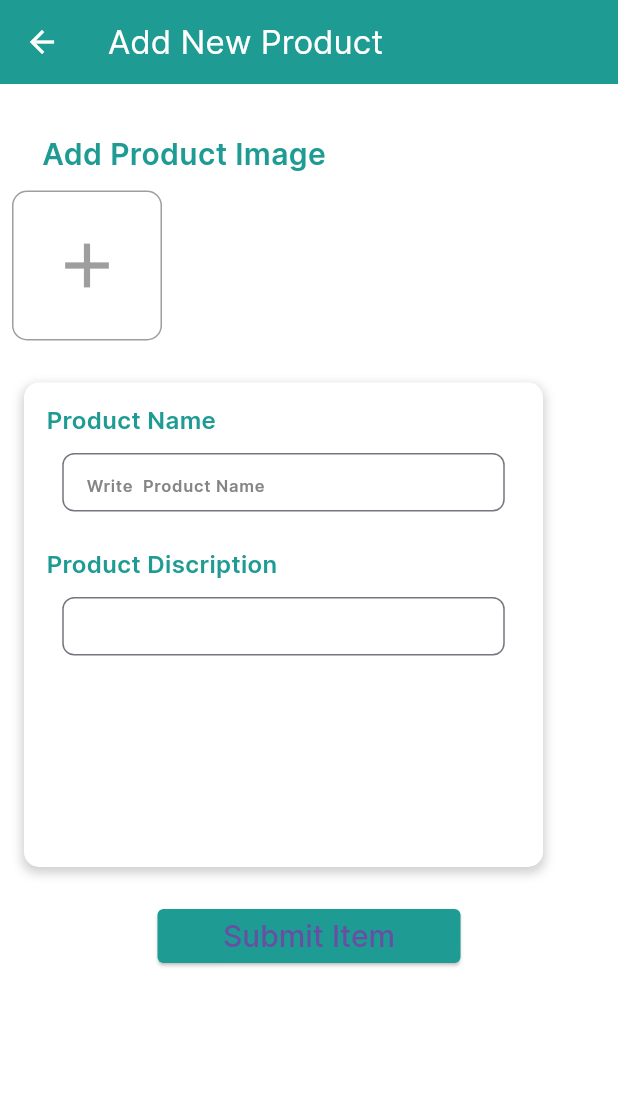
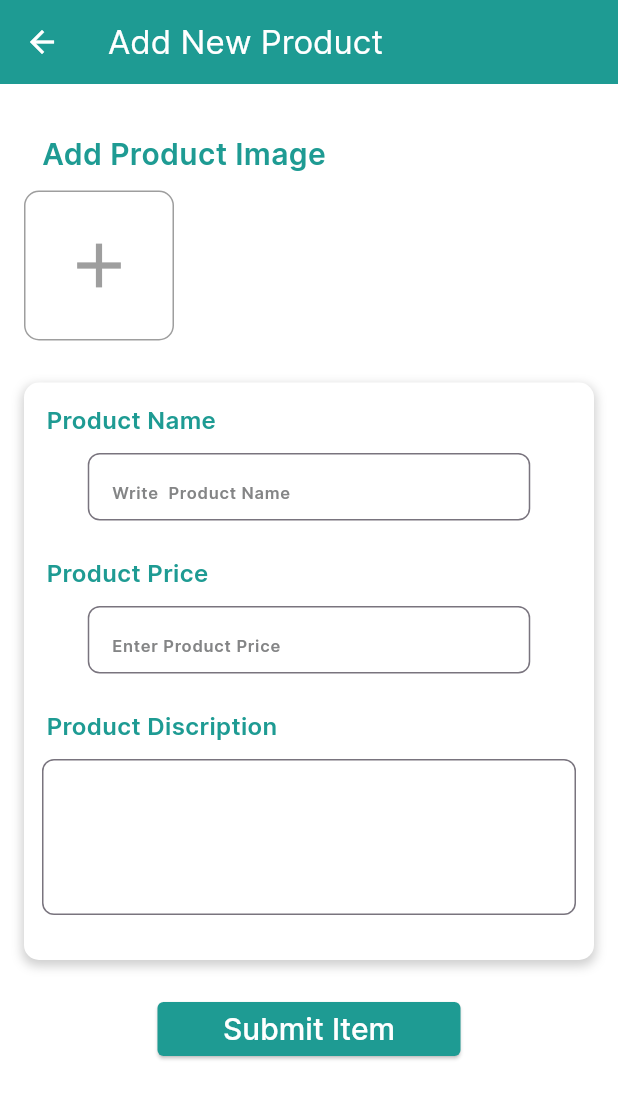
Before and after one commit to AbdulRehman028/anbar_supliar, a Flutter app: the AddNewItemScreen screen opened directly, on a phone screen of 412 x 824 dp. Shown: the top 1099 px of the screen. Run offline on Flutter 3.47's test engine with Material 3 defaults, Android fonts, the phone set to English and light mode, and no system bars; our stand-ins replace cloud_firestore, firebase_auth, firebase_core, get, image_picker; missing offline and left inert: r_dotted_line_border; accounts and stored records are empty.

```diff
--- a/lib/Models/Inventory_Model/inventory_model_class.dart
+++ b/lib/Models/Inventory_Model/inventory_model_class.dart
@@ -4,13 +4,15 @@ class InventoryItem {
   final String id;
   final String title;
   final String description;
-  final String imageUrl;
+  final String imageUrl; // This will be a base64 encoded string
+  final double price; // Add price field
 
   InventoryItem({
     required this.id,
     required this.title,
     required this.description,
     required this.imageUrl,
+    required this.price,
   });
 
   factory InventoryItem.fromFirestore(DocumentSnapshot doc) {
@@ -20,6 +22,7 @@ class InventoryItem {
       title: data['title'] ?? '',
       description: data['description'] ?? '',
       imageUrl: data['imageUrl'] ?? '',
+      price: data['price'] != null ? (data['price'] as num).toDouble() : 0.0, // Handle price field
     );
   }
 
@@ -28,6 +31,7 @@ class InventoryItem {
       'title': title,
       'description': description,
       'imageUrl': imageUrl,
+      'price': price, // Handle price field
     };
   }
 }
--- a/lib/consts/images.dart
+++ b/lib/consts/images.dart
@@ -1,6 +1,6 @@
 
 const imgLogo = "assets/images/logo.png";
-const imgLogo2 = "assets/images/logo2.png";
+const imgLogo2 = "assets/images/imganbarlogo.png";
 const imgtechnician = "assets/images/technician.png";
 const imgAnbarTitleCl = "assets/images/AnbarTitle.png";
 const imgVerify = "assets/images/verification.png";
--- a/lib/consts/strings.dart
+++ b/lib/consts/strings.dart
@@ -97,5 +97,7 @@ const addProductImage = "Add Product Image",
     addNewProduct = "Add New Product",
     editProduct = "Edit Product",
     productName = "Product Name",
+    productPrice = "Product Price",
+    enterProductPrice = "Enter Product Price",
     writeProductName = "Write  Product Name",
     productDiscription = "Product Discription";
--- a/lib/views/Inventory_screen/add_new_item_screen.dart
+++ b/lib/views/Inventory_screen/add_new_item_screen.dart
@@ -18,6 +18,7 @@ class AddNewItemScreen extends StatefulWidget {
 class _AddNewItemScreenState extends State<AddNewItemScreen> {
   final TextEditingController _nameController = TextEditingController();
   final TextEditingController _descriptionController = TextEditingController();
+  final TextEditingController _priceController = TextEditingController(); // Add price controller
   File? _image;
   final picker = ImagePicker();
   bool isEditing = false;
@@ -29,7 +30,7 @@ class _AddNewItemScreenState extends State<AddNewItemScreen> {
       isEditing = true;
       _nameController.text = widget.item!.title;
       _descriptionController.text = widget.item!.description;
-      // Load the image if needed
+      _priceController.text = widget.item!.price.toString(); // Initialize price field
     }
   }
 
@@ -69,6 +70,7 @@ class _AddNewItemScreenState extends State<AddNewItemScreen> {
         title: _nameController.text,
         description: _descriptionController.text,
         imageUrl: imageUrl,
+        price: double.parse(_priceController.text), // Handle price field
       );
 
       if (isEditing) {
@@ -106,7 +108,7 @@ class _AddNewItemScreenState extends State<AddNewItemScreen> {
       backgroundColor: whiteColor,
       appBar: AppBar(
         backgroundColor: primaryColor,
-        iconTheme: const IconThemeData(color: Colors.white),
+        iconTheme: const IconThemeData(color: whiteColor),
         title: Text(isEditing ? editProduct : addNewProduct,
             style: const TextStyle(color: whiteColor)),
       ),
@@ -129,6 +131,8 @@ class _AddNewItemScreenState extends State<AddNewItemScreen> {
                 children: [
                   GestureDetector(
                     onTap: getImage,
+                    child: Padding(
+                      padding: const EdgeInsets.symmetric(horizontal: 8.0),
                       child: Container(
                         height: 100,
                         width: 100,
@@ -136,8 +140,8 @@ class _AddNewItemScreenState extends State<AddNewItemScreen> {
                           border: Border.all(color: Colors.grey),
                           borderRadius: BorderRadius.circular(10),
                         ),
-                      child:
-                          const Icon(Icons.add, size: 50, color: Colors.grey),
+                        child: const Icon(Icons.add, size: 50, color: Colors.grey),
+                      ),
                     ),
                   ),
                   const SizedBox(width: 10),
@@ -161,11 +165,9 @@ class _AddNewItemScreenState extends State<AddNewItemScreen> {
               const SizedBox(height: 20),
               Padding(
                 padding: const EdgeInsets.all(8.0),
-                  child: Container(
-                      width: 346,
-                      height: 323,
+                child: Container( // Adjust the height to accommodate the price field
                   decoration: BoxDecoration(
-                        color: Colors.white,
+                    color: whiteColor,
                     borderRadius: BorderRadius.circular(10),
                     boxShadow: [
                       BoxShadow(
@@ -179,7 +181,7 @@ class _AddNewItemScreenState extends State<AddNewItemScreen> {
                   child: Column(
                     children: [
                       const Padding(
-                            padding: EdgeInsets.only(top: 14.0,left: 15.0),
+                        padding: EdgeInsets.only(top: 14.0, left: 15.0),
                         child: Align(
                           alignment: Alignment.topLeft,
                           child: Text(
@@ -191,19 +193,17 @@ class _AddNewItemScreenState extends State<AddNewItemScreen> {
                           ),
                         ),
                       ),
-                          const SizedBox(
-                            height: 10,
-                          ),
+                      const SizedBox(height: 10),
                       SizedBox(
                         width: 319,
-                            height: 39,
+                        height: 45,
                         child: Padding(
                           padding: const EdgeInsets.symmetric(horizontal: 12.0),
                           child: TextField(
                             controller: _nameController,
                             decoration: InputDecoration(
-                                  hintText: 'Write  Product Name',
-                                  hintStyle : const TextStyle(
+                              hintText: writeProductName,
+                              hintStyle: const TextStyle(
                                   fontSize: 11,
                                   fontFamily: semibold,
                                   color: lightHintGreyColor),
@@ -213,14 +213,56 @@ class _AddNewItemScreenState extends State<AddNewItemScreen> {
                               ),
                               focusedBorder: OutlineInputBorder(
                                 borderRadius: BorderRadius.circular(8),
-                                    borderSide: const BorderSide(color: primaryColor),),
+                                borderSide: const BorderSide(color: primaryColor),
+                              ),
                             ),
                           ),
                         ),
                       ),
                       const SizedBox(height: 10),
                       const Padding(
-                            padding: EdgeInsets.only(top: 14.0,left: 15.0),
+                        padding: EdgeInsets.only(top: 14.0, left: 15.0),
+                        child: Align(
+                          alignment: Alignment.topLeft,
+                          child: Text(
+                            productPrice,
+                            style: TextStyle(
+                                fontSize: 16,
+                                fontFamily: semibold,
+                                color: primaryColor),
+                          ),
+                        ),
+                      ),
+                      const SizedBox(height: 10),
+                      SizedBox(
+                        width: 319,
+                        height: 45,
+                        child: Padding(
+                          padding: const EdgeInsets.symmetric(horizontal: 12.0),
+                          child: TextField(
+                            controller: _priceController, // Add price field
+                            decoration: InputDecoration(
+                              hintText: 'Enter Product Price',
+                              hintStyle: const TextStyle(
+                                  fontSize: 11,
+                                  fontFamily: semibold,
+                                  color: lightHintGreyColor),
+                              border: OutlineInputBorder(
+                                borderSide: const BorderSide(color: lightBlackColor),
+                                borderRadius: BorderRadius.circular(8),
+                              ),
+                              focusedBorder: OutlineInputBorder(
+                                borderRadius: BorderRadius.circular(8),
+                                borderSide: const BorderSide(color: primaryColor),
+                              ),
+                            ),
+                            keyboardType: TextInputType.number, // Ensure price field is numeric
+                          ),
+                        ),
+                      ),
+                      const SizedBox(height: 10),
+                      const Padding(
+                        padding: EdgeInsets.only(top: 14.0, left: 15.0),
                         child: Align(
                           alignment: Alignment.topLeft,
                           child: Text(
@@ -233,13 +275,12 @@ class _AddNewItemScreenState extends State<AddNewItemScreen> {
                         ),
                       ),
                       const SizedBox(height: 10),
-                          SizedBox(
-                            height: 39,
-                            width: 319,
-                            child: Padding(
+                      Padding(
                         padding: const EdgeInsets.symmetric(horizontal: 12.0),
                         child: TextField(
                           controller: _descriptionController,
+                          maxLines: null,
+                          minLines: 3,
                           decoration: InputDecoration(
                             border: OutlineInputBorder(
                               borderSide: const BorderSide(color: lightBlackColor),
@@ -247,13 +288,16 @@ class _AddNewItemScreenState extends State<AddNewItemScreen> {
                             ),
                             focusedBorder: OutlineInputBorder(
                               borderRadius: BorderRadius.circular(8),
-                                    borderSide: const BorderSide(color: primaryColor),),
+                              borderSide: const BorderSide(color: primaryColor),
                             ),
                           ),
                         ),
                       ),
+                      const SizedBox(height: 30)
                     ],
-                      ),),),
+                  ),
+                ),
+              ),
               const SizedBox(height: 20),
               Center(
                 child: SizedBox(
@@ -261,8 +305,10 @@ class _AddNewItemScreenState extends State<AddNewItemScreen> {
                   width: 202,
                   child: ElevatedButton(
                     style: ElevatedButton.styleFrom(
-                      textStyle: const TextStyle(fontSize: 20, fontFamily: mediam, color: whiteColor),
+                      textStyle: const TextStyle(
+                          fontSize: 20, fontFamily: mediam,),
                       backgroundColor: primaryColor,
+                      foregroundColor: whiteColor,
                       shape: RoundedRectangleBorder(
                         borderRadius: BorderRadius.circular(4),
                       ),
@@ -273,8 +319,7 @@ class _AddNewItemScreenState extends State<AddNewItemScreen> {
                     child: Text(isEditing ? 'Save Changes' : 'Submit Item'),
                   ),
                 ),
-              ),
-            ],
+              )],
           ),
         ),
       ),
--- a/lib/views/Splash_Screen/splash_screen.dart
+++ b/lib/views/Splash_Screen/splash_screen.dart
@@ -31,7 +31,7 @@ class _SplashScreenState extends State<SplashScreen> {
           children: [
             Image.asset(imaganbarlogo, width: 150, height: 130, fit: BoxFit.cover,),
             const SizedBox(height: 10,),
-            Image.asset(imgLogo2)
+            Image.asset(imgLogo2, width: 220, height: 60)
           ],
         ),
       ),
```
Lines whose indentation alone changed are shown as unchanged.
